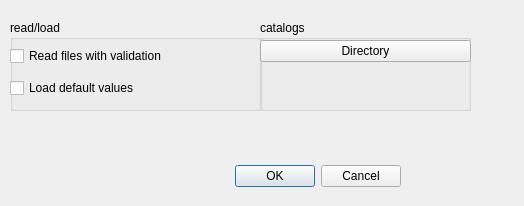
hlrs-vis/covise, file src/OpenCOVER/DrivingSim/oddlot/src/gui/oscsettings.ui: the form before one commit.
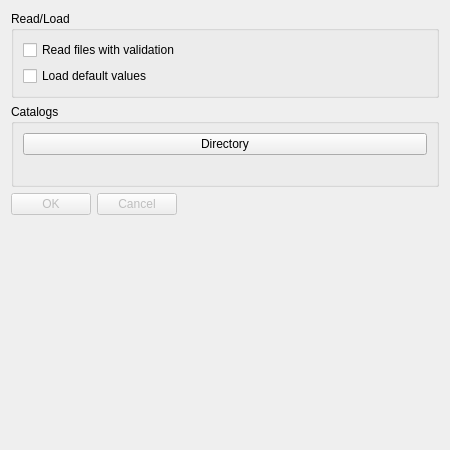
The form after the commit.

```diff
--- a/src/OpenCOVER/DrivingSim/oddlot/src/gui/oscsettings.ui
+++ b/src/OpenCOVER/DrivingSim/oddlot/src/gui/oscsettings.ui
@@ -6,21 +6,18 @@
    <rect>
     <x>0</x>
     <y>0</y>
-    <width>524</width>
-    <height>206</height>
+    <width>450</width>
+    <height>450</height>
    </rect>
   </property>
   <property name="windowTitle">
    <string>Import Settings</string>
   </property>
+  <layout class="QFormLayout" name="formLayout">
+   <item row="1" column="0">
   <widget class="QDialogButtonBox" name="buttonBox">
-   <property name="geometry">
-    <rect>
-     <x>60</x>
-     <y>160</y>
-     <width>341</width>
-     <height>32</height>
-    </rect>
+     <property name="enabled">
+      <bool>false</bool>
    </property>
    <property name="orientation">
     <enum>Qt::Horizontal</enum>
@@ -29,27 +26,19 @@
     <set>QDialogButtonBox::Cancel|QDialogButtonBox::Ok</set>
    </property>
   </widget>
+   </item>
+   <item row="0" column="0" colspan="2">
+    <layout class="QVBoxLayout" name="verticalLayout_2">
+     <item>
   <widget class="QGroupBox" name="groupBox">
-   <property name="geometry">
-    <rect>
-     <x>10</x>
-     <y>20</y>
-     <width>251</width>
-     <height>91</height>
-    </rect>
+       <property name="focusPolicy">
+        <enum>Qt::StrongFocus</enum>
    </property>
    <property name="title">
-    <string>read/load</string>
-   </property>
-   <widget class="QWidget" name="verticalLayoutWidget">
-    <property name="geometry">
-     <rect>
-      <x>0</x>
-      <y>20</y>
-      <width>243</width>
-      <height>66</height>
-     </rect>
-    </property>
+        <string>Read/Load</string>
+       </property>
+       <layout class="QGridLayout" name="gridLayout">
+        <item row="0" column="0">
     <layout class="QVBoxLayout" name="verticalLayout">
      <item>
       <widget class="QCheckBox" name="readValidationCheckBox">
@@ -72,29 +61,26 @@
       </widget>
      </item>
     </layout>
-   </widget>
-  </widget>
+        </item>
+       </layout>
+      </widget>
+     </item>
+     <item>
   <widget class="QGroupBox" name="dirGroupBox">
-   <property name="geometry">
-    <rect>
-     <x>260</x>
-     <y>20</y>
-     <width>211</width>
-     <height>91</height>
-    </rect>
+       <property name="sizePolicy">
+        <sizepolicy hsizetype="Preferred" vsizetype="Preferred">
+         <horstretch>0</horstretch>
+         <verstretch>0</verstretch>
+        </sizepolicy>
+       </property>
+       <property name="focusPolicy">
+        <enum>Qt::NoFocus</enum>
    </property>
    <property name="title">
-    <string>catalogs</string>
-   </property>
-   <widget class="QWidget" name="verticalLayoutWidget_3">
-    <property name="geometry">
-     <rect>
-      <x>0</x>
-      <y>20</y>
-      <width>211</width>
-      <height>75</height>
-     </rect>
-    </property>
+        <string>Catalogs</string>
+       </property>
+       <layout class="QGridLayout" name="gridLayout_2">
+        <item row="0" column="0">
     <layout class="QVBoxLayout" name="dirLayout">
      <item>
       <widget class="QPushButton" name="dirPushButton">
@@ -111,8 +97,13 @@
       </widget>
      </item>
     </layout>
-   </widget>
-  </widget>
+        </item>
+       </layout>
+      </widget>
+     </item>
+    </layout>
+   </item>
+  </layout>
  </widget>
  <resources/>
  <connections>
```
Left out of the diff: 11 changed lines with no effect on the pictures. Lines whose indentation alone changed are shown as unchanged.
